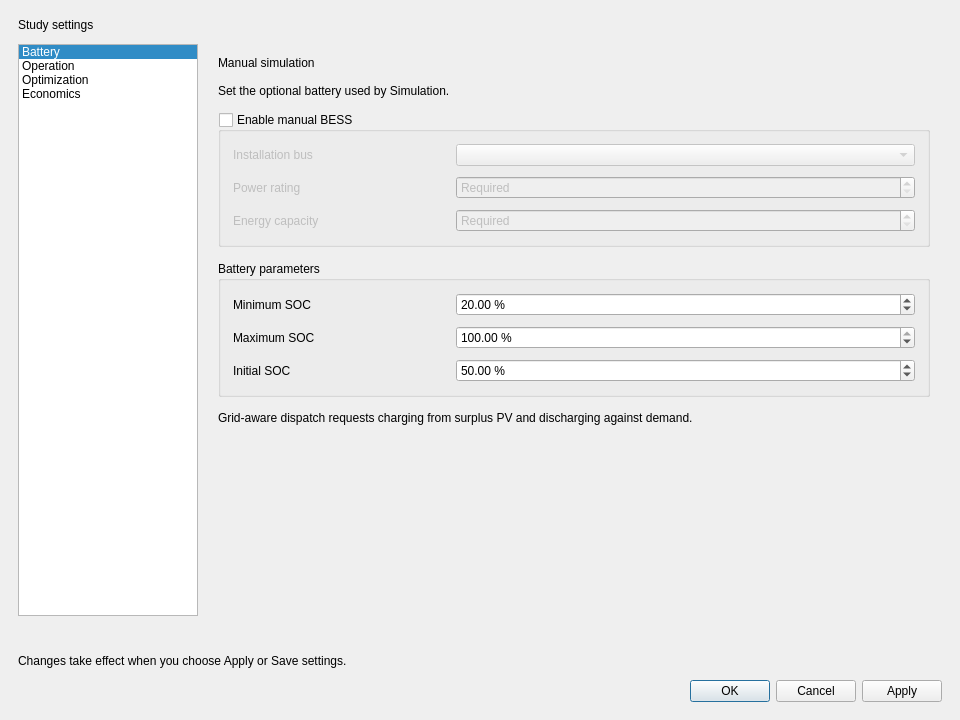
The window that 07_Implementation/src/assets/settings_dialog.ui (Islahi/EE499-Team16) describes before a commit, drawn with Qt 5.
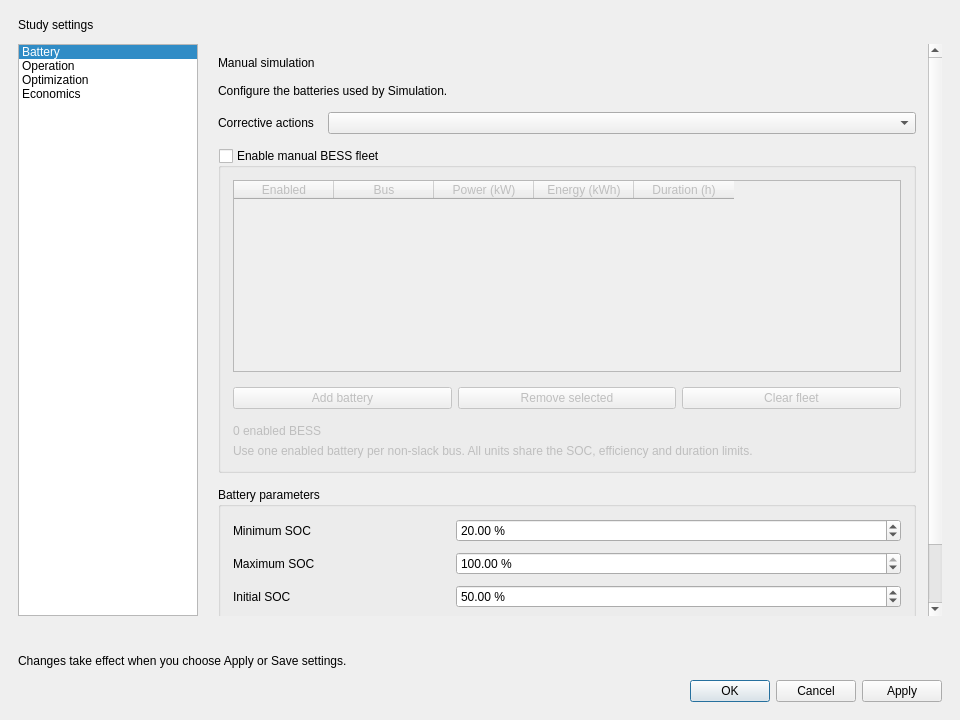
The same window after the commit.

What changed in the file:
```diff
--- a/07_Implementation/src/assets/settings_dialog.ui
+++ b/07_Implementation/src/assets/settings_dialog.ui
@@ -164,7 +164,7 @@
               <item>
                <widget class="QLabel" name="lbl_battery_description">
                 <property name="text">
-                 <string>Set the optional battery used by Simulation.</string>
+                 <string>Configure the batteries used by Simulation.</string>
                 </property>
                 <property name="wordWrap">
                  <bool>true</bool>
@@ -174,10 +174,25 @@
                 </property>
                </widget>
               </item>
+              <item>
+               <layout class="QFormLayout" name="layout_corrective_actions">
+                <item row="0" column="0">
+                 <widget class="QLabel" name="lbl_corrective_actions">
+                  <property name="text"><string>Corrective actions</string></property>
+                  <property name="buddy"><cstring>combo_corrective_actions</cstring></property>
+                 </widget>
+                </item>
+                <item row="0" column="1">
+                 <widget class="QComboBox" name="combo_corrective_actions">
+                  <property name="toolTip"><string>Disabled runs unconstrained power flow at prescribed load and PV, with installed batteries idle. Compare both saves separate controlled and uncontrolled scenarios. All modes monitor the configured limits.</string></property>
+                 </widget>
+                </item>
+               </layout>
+              </item>
               <item>
                <widget class="QGroupBox" name="group_manual_bess">
                 <property name="title">
-                 <string>Enable manual BESS</string>
+                 <string>Enable manual BESS fleet</string>
                 </property>
                 <property name="sizePolicy">
                  <sizepolicy hsizetype="Expanding" vsizetype="Maximum">
@@ -204,150 +219,40 @@
                  <property name="bottomMargin">
                   <number>12</number>
                  </property>
-                 <item row="0" column="0">
-                  <widget class="QLabel" name="lbl_combo_bess_bus">
-                   <property name="text">
-                    <string>Installation bus</string>
-                   </property>
-                   <property name="wordWrap">
-                    <bool>true</bool>
-                   </property>
-                   <property name="buddy">
-                    <cstring>combo_bess_bus</cstring>
-                   </property>
-                   <property name="minimumSize">
-                    <size>
-                     <width>205</width>
-                     <height>0</height>
-                    </size>
-                   </property>
+                 <item row="0" column="0" colspan="2">
+                  <widget class="QTableWidget" name="table_manual_bess">
+                   <property name="minimumHeight"><number>145</number></property>
+                   <property name="selectionBehavior"><enum>QAbstractItemView::SelectionBehavior::SelectRows</enum></property>
+                   <column><property name="text"><string>Enabled</string></property></column>
+                   <column><property name="text"><string>Bus</string></property></column>
+                   <column><property name="text"><string>Power (kW)</string></property></column>
+                   <column><property name="text"><string>Energy (kWh)</string></property></column>
+                   <column><property name="text"><string>Duration (h)</string></property></column>
                   </widget>
                  </item>
-                 <item row="0" column="1">
-                  <widget class="QComboBox" name="combo_bess_bus">
-                   <property name="editable">
-                    <bool>false</bool>
-                   </property>
+                 <item row="1" column="0" colspan="2">
+                  <widget class="QWidget" name="manual_bess_actions">
+                   <layout class="QHBoxLayout" name="manual_bess_buttons">
+                    <property name="leftMargin"><number>0</number></property>
+                    <property name="rightMargin"><number>0</number></property>
+                    <item><widget class="QPushButton" name="btn_manual_bess_add"><property name="text"><string>Add battery</string></property></widget></item>
+                    <item><widget class="QPushButton" name="btn_manual_bess_remove"><property name="text"><string>Remove selected</string></property></widget></item>
+                    <item><widget class="QPushButton" name="btn_manual_bess_clear"><property name="text"><string>Clear fleet</string></property></widget></item>
+                   </layout>
                   </widget>
                  </item>
-                 <item row="1" column="0">
-                  <widget class="QLabel" name="lbl_spin_bess_power_kw">
-                   <property name="text">
-                    <string>Power rating</string>
-                   </property>
-                   <property name="wordWrap">
-                    <bool>true</bool>
-                   </property>
-                   <property name="buddy">
-                    <cstring>spin_bess_power_kw</cstring>
-                   </property>
-                   <property name="minimumSize">
-                    <size>
-                     <width>205</width>
-                     <height>0</height>
-                    </size>
-                   </property>
+                 <item row="2" column="0" colspan="2">
+                  <widget class="QLabel" name="lbl_manual_fleet_summary">
+                   <property name="text"><string>0 enabled BESS</string></property>
                   </widget>
                  </item>
-                 <item row="1" column="1">
-                  <widget class="QDoubleSpinBox" name="spin_bess_power_kw">
-                   <property name="decimals">
-                    <number>2</number>
-                   </property>
-                   <property name="minimum">
-                    <double>0</double>
-                   </property>
-                   <property name="maximum">
-                    <double>1000000000</double>
-                   </property>
-                   <property name="singleStep">
-                    <double>10</double>
-                   </property>
-                   <property name="value">
-                    <double>0</double>
-                   </property>
-                   <property name="suffix">
-                    <string> kW</string>
-                   </property>
-                   <property name="specialValueText">
-                    <string>Set value</string>
-                   </property>
-                   <property name="keyboardTracking">
-                    <bool>false</bool>
-                   </property>
-                   <property name="wrapping">
-                    <bool>false</bool>
-                   </property>
-                   <property name="specialValueText">
-                    <string>Required</string>
-                   </property>
+                 <item row="3" column="0" colspan="2">
+                  <widget class="QLabel" name="lbl_manual_fleet_limits">
+                   <property name="text"><string>Use one enabled battery per non-slack bus. All units share the SOC, efficiency and duration limits.</string></property>
+                   <property name="wordWrap"><bool>true</bool></property>
+                   <property name="role" stdset="0"><string>hint</string></property>
                   </widget>
                  </item>
-                 <item row="2" column="0">
-                  <widget class="QLabel" name="lbl_spin_bess_energy_kwh">
-                   <property name="text">
-                    <string>Energy capacity</string>
-                   </property>
-                   <property name="wordWrap">
-                    <bool>true</bool>
-                   </property>
-                   <property name="buddy">
-                    <cstring>spin_bess_energy_kwh</cstring>
-                   </property>
-                   <property name="minimumSize">
-                    <size>
-                     <width>205</width>
-                     <height>0</height>
-                    </size>
-                   </property>
-                  </widget>
-                 </item>
-                 <item row="2" column="1">
-                  <widget class="QDoubleSpinBox" name="spin_bess_energy_kwh">
-                   <property name="decimals">
-                    <number>2</number>
-                   </property>
-                   <property name="minimum">
-                    <double>0</double>
-                   </property>
-                   <property name="maximum">
-                    <double>1000000000</double>
-                   </property>
-                   <property name="singleStep">
-                    <double>10</double>
-                   </property>
-                   <property name="value">
-                    <double>0</double>
-                   </property>
-                   <property name="suffix">
-                    <string> kWh</string>
-                   </property>
-                   <property name="specialValueText">
-                    <string>Set value</string>
-                   </property>
-                   <property name="keyboardTracking">
-                    <bool>false</bool>
-                   </property>
-                   <property name="wrapping">
-                    <bool>false</bool>
-                   </property>
-                   <property name="specialValueText">
-                    <string>Required</string>
-                   </property>
-                  </widget>
-                 </item>
-                 <property name="horizontalSpacing">
-                  <number>18</number>
-                 </property>
-                 <property name="verticalSpacing">
-                  <number>10</number>
-                 </property>
-                 <property name="rowWrapPolicy">
-                  <enum>QFormLayout::RowWrapPolicy::DontWrapRows</enum>
-                 </property>
-                 <property name="fieldGrowthPolicy">
-                  <enum>QFormLayout::FieldGrowthPolicy::AllNonFixedFieldsGrow</enum>
-                 </property>
                 </layout>
                </widget>
               </item>
```
Left out of the diff: 28 changed lines with no effect on the pictures.
